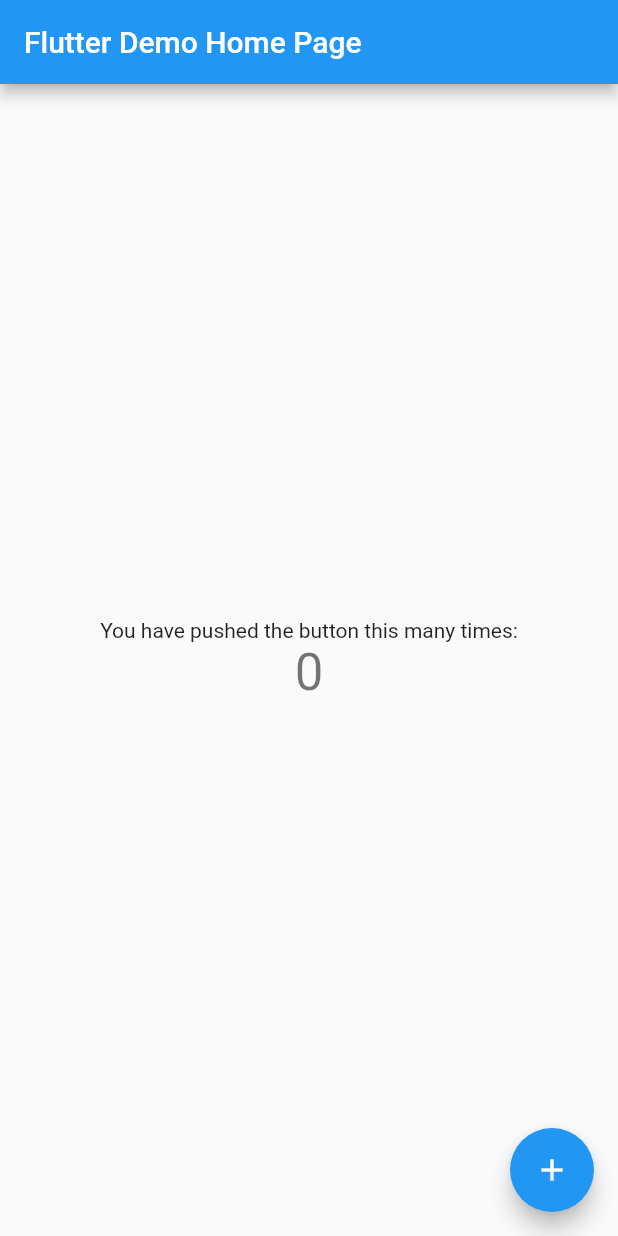
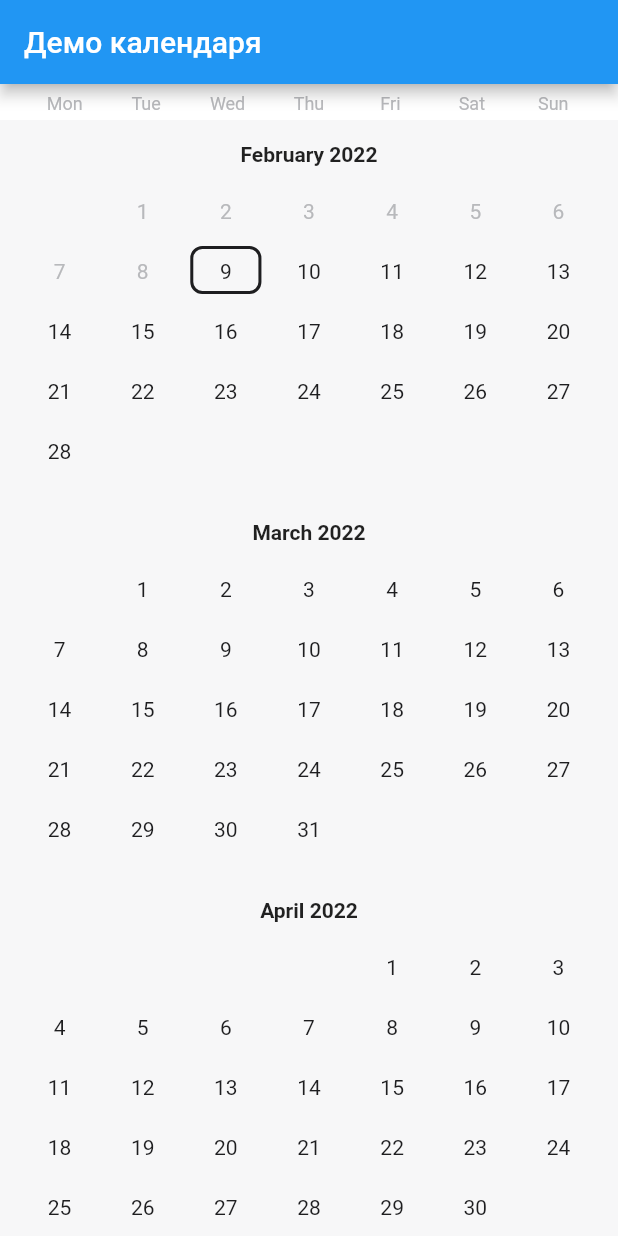
Before and after one commit to ViktoriaStarik/calendar-widget, a Flutter app: the screen it shows after launch, on a phone screen of 412 x 824 dp. Run offline on Flutter 3.47's test engine with Material 2 defaults, Android fonts, the phone set to English and light mode, and no system bars.

Commit message:
Add calendar widget

```diff
--- a/lib/main.dart
+++ b/lib/main.dart
@@ -1,3 +1,4 @@
+import 'package:calendarwidget/widgets/calendar/index.dart';
 import 'package:flutter/material.dart';
 
 void main() {
@@ -7,109 +8,37 @@ void main() {
 class MyApp extends StatelessWidget {
   const MyApp({Key? key}) : super(key: key);
 
-  // This widget is the root of your application.
   @override
   Widget build(BuildContext context) {
     return MaterialApp(
       title: 'Flutter Demo',
       theme: ThemeData(
-        // This is the theme of your application.
-        //
-        // Try running your application with "flutter run". You'll see the
-        // application has a blue toolbar. Then, without quitting the app, try
-        // changing the primarySwatch below to Colors.green and then invoke
-        // "hot reload" (press "r" in the console where you ran "flutter run",
-        // or simply save your changes to "hot reload" in a Flutter IDE).
-        // Notice that the counter didn't reset back to zero; the application
-        // is not restarted.
         primarySwatch: Colors.blue,
       ),
-      home: const MyHomePage(title: 'Flutter Demo Home Page'),
+      debugShowCheckedModeBanner: false,
+      home: const MyHomePage(),
     );
   }
 }
 
-class MyHomePage extends StatefulWidget {
-  const MyHomePage({Key? key, required this.title}) : super(key: key);
-
-  // This widget is the home page of your application. It is stateful, meaning
-  // that it has a State object (defined below) that contains fields that affect
-  // how it looks.
-
-  // This class is the configuration for the state. It holds the values (in this
-  // case the title) provided by the parent (in this case the App widget) and
-  // used by the build method of the State. Fields in a Widget subclass are
-  // always marked "final".
-
-  final String title;
-
-  @override
-  State<MyHomePage> createState() => _MyHomePageState();
-}
-
-class _MyHomePageState extends State<MyHomePage> {
-  int _counter = 0;
-
-  void _incrementCounter() {
-    setState(() {
-      // This call to setState tells the Flutter framework that something has
-      // changed in this State, which causes it to rerun the build method below
-      // so that the display can reflect the updated values. If we changed
-      // _counter without calling setState(), then the build method would not be
-      // called again, and so nothing would appear to happen.
-      _counter++;
-    });
-  }
+class MyHomePage extends StatelessWidget {
+  const MyHomePage({Key? key}) : super(key: key);
 
   @override
   Widget build(BuildContext context) {
-    // This method is rerun every time setState is called, for instance as done
-    // by the _incrementCounter method above.
-    //
-    // The Flutter framework has been optimized to make rerunning build methods
-    // fast, so that you can just rebuild anything that needs updating rather
-    // than having to individually change instances of widgets.
     return Scaffold(
       appBar: AppBar(
-        // Here we take the value from the MyHomePage object that was created by
-        // the App.build method, and use it to set our appbar title.
-        title: Text(widget.title),
+        title: Text('Демо календаря'),
       ),
-      body: Center(
-        // Center is a layout widget. It takes a single child and positions it
-        // in the middle of the parent.
-        child: Column(
-          // Column is also a layout widget. It takes a list of children and
-          // arranges them vertically. By default, it sizes itself to fit its
-          // children horizontally, and tries to be as tall as its parent.
-          //
-          // Invoke "debug painting" (press "p" in the console, choose the
-          // "Toggle Debug Paint" action from the Flutter Inspector in Android
-          // Studio, or the "Toggle Debug Paint" command in Visual Studio Code)
-          // to see the wireframe for each widget.
-          //
-          // Column has various properties to control how it sizes itself and
-          // how it positions its children. Here we use mainAxisAlignment to
-          // center the children vertically; the main axis here is the vertical
-          // axis because Columns are vertical (the cross axis would be
-          // horizontal).
-          mainAxisAlignment: MainAxisAlignment.center,
-          children: <Widget>[
-            const Text(
-              'You have pushed the button this many times:',
-            ),
-            Text(
-              '$_counter',
-              style: Theme.of(context).textTheme.headline4,
-            ),
-          ],
-        ),
+      body: Calendar(
+        onChange: (date) => print('Calendar date: $date'),
+        onChangePeriod: (date1, date2) =>
+            print('Calendar period: $date1 - $date2'),
+        initialDate: DateTime.now(),
+        mode: CalendarMode.period,
+        availableDates: [DateTime.parse('2022-02-22 22:00:00')],
+        unavailableDates: [DateTime.parse('2022-02-20 22:00:00')],
       ),
-      floatingActionButton: FloatingActionButton(
-        onPressed: _incrementCounter,
-        tooltip: 'Increment',
-        child: const Icon(Icons.add),
-      ), // This trailing comma makes auto-formatting nicer for build methods.
     );
   }
 }
--- /dev/null
+++ b/lib/widgets/calendar/colors.dart
@@ -0,0 +1,8 @@
+import 'package:flutter/material.dart';
+
+class WidgetColors {
+  static Color backgroundColor = const Color(0xFFF7F7F8);
+  static Color accentColor = const Color(0xFF1E1E20);
+  static Color disableColor = const Color(0xFFE7E8E9);
+  static Color disableTextColor = const Color(0xFFB8B9BC);
+}
--- /dev/null
+++ b/lib/widgets/calendar/index.dart
@@ -0,0 +1,101 @@
+import 'package:flutter/material.dart';
+import './widgets/header.dart';
+import './widgets/month.dart';
+import './colors.dart';
+
+enum CalendarMode { period, single }
+
+class Calendar extends StatefulWidget {
+  final DateTime initialDate;
+  final CalendarMode mode;
+  final List<DateTime> availableDates;
+  final List<DateTime> unavailableDates;
+  final Function(DateTime)? onChange;
+  final Function(DateTime, DateTime)? onChangePeriod;
+
+  const Calendar(
+      {Key? key,
+      required this.initialDate,
+      this.onChange,
+      this.onChangePeriod,
+      this.mode = CalendarMode.single,
+      this.availableDates = const [],
+      this.unavailableDates = const []})
+      : super(key: key);
+
+  @override
+  State<Calendar> createState() => _CalendarState();
+}
+
+class _CalendarState extends State<Calendar> {
+  static const _monthCount = 6;
+
+  DateTime? activeDateStart;
+  DateTime? activeDateEnd;
+
+  _onChange(DateTime date) {
+    DateTime? dateStart = date;
+    DateTime? dateEnd;
+
+    if (widget.mode == CalendarMode.period) {
+      if (activeDateStart == null) {
+        dateEnd = activeDateEnd;
+      } else if (activeDateEnd != null) {
+        dateEnd = null;
+      } else if (activeDateStart!.isAfter(date)) {
+        dateEnd = activeDateStart;
+      } else {
+        dateStart = activeDateStart;
+        dateEnd = date;
+      }
+    }
+
+    setState(() {
+      activeDateStart = dateStart;
+      activeDateEnd = dateEnd;
+    });
+    if (widget.mode == CalendarMode.period) {
+      if (dateStart != null && dateEnd != null) {
+        widget.onChangePeriod?.call(dateStart, dateEnd);
+      }
+    } else {
+      widget.onChange?.call(date);
+    }
+  }
+
+  Widget _getMonth(int index) {
+    DateTime date = DateTime(widget.initialDate.year,
+        widget.initialDate.month + index, widget.initialDate.day);
+
+    return Month(
+        mode: widget.mode,
+        availableDates: widget.availableDates,
+        unavailableDates: widget.unavailableDates,
+        activeDateStart: activeDateStart,
+        activeDateEnd: activeDateEnd,
+        onChange: _onChange,
+        date: date);
+  }
+
+  @override
+  Widget build(BuildContext context) {
+    return Column(
+      children: [
+        const Header(),
+        Expanded(
+          child: SingleChildScrollView(
+            child: Container(
+              color: WidgetColors.backgroundColor,
+              child: Column(
+                crossAxisAlignment: CrossAxisAlignment.stretch,
+                children: [
+                  ...List.generate(_monthCount, _getMonth),
+                ],
+              ),
+            ),
+          ),
+        ),
+      ],
+    );
+  }
+}
--- /dev/null
+++ b/lib/widgets/calendar/styles.dart
@@ -0,0 +1,28 @@
+import 'package:flutter/material.dart';
+import './colors.dart';
+
+class Styles {
+  static TextStyle dayOfWeekTextStyle =
+      const TextStyle(fontSize: 12, height: 1.33, color: Color(0xFFB8B9BC));
+}
+
+class MonthStyles {
+  static TextStyle textStyle =
+      const TextStyle(fontWeight: FontWeight.w600, fontSize: 14, height: 1.43);
+}
+
+class DayStyles {
+  static TextStyle getTextStyle(Color? color, bool isAvailable) => TextStyle(
+      color: color,
+      fontSize: 14,
+      height: 1.43,
+      fontWeight: isAvailable ? FontWeight.w600 : FontWeight.w400);
+
+  static BoxDecoration getContainerDecoration(Color? color, bool isToday) =>
+      BoxDecoration(
+          border: isToday
+              ? Border.all(color: WidgetColors.accentColor, width: 2)
+              : null,
+          borderRadius: BorderRadius.circular(8),
+          color: color);
+}
--- /dev/null
+++ b/lib/widgets/calendar/utils.dart
@@ -0,0 +1,20 @@
+import 'package:intl/intl.dart';
+
+class CalendarUtils {
+  static bool isTheSameDay(DateTime dateL, DateTime dateR) =>
+      dateL.year == dateR.year &&
+      dateL.month == dateR.month &&
+      dateL.day == dateR.day;
+
+  static String getFormattedMonth(DateTime date) =>
+      DateFormat('MMMM yyyy').format(date);
+
+  static String getFormattedDate(DateTime date) => DateFormat('d').format(date);
+
+  static int getDaysCount(DateTime date) =>
+      DateTime(date.year, date.month + 1, date.day).difference(date).inDays;
+
+  static bool isIncludedInPeriod(DateTime date,
+          {required DateTime start, required DateTime end}) =>
+      date.isAfter(start) && date.isBefore(end);
+}
--- /dev/null
+++ b/lib/widgets/calendar/widgets/day_cell.dart
@@ -0,0 +1,131 @@
+import 'package:flutter/material.dart';
+import '../colors.dart';
+import '../utils.dart';
+import '../styles.dart';
+
+enum DayType { active, available, unavailable, base }
+
+class DayCell extends StatelessWidget {
+  final DateTime date;
+  final bool isPeriod;
+  final bool isInPeriod;
+  final List<DateTime> availableDates;
+  final List<DateTime> unavailableDates;
+  final Function(DateTime) onChange;
+  final bool isActive;
+
+  DayCell(
+      {Key? key,
+      required this.date,
+      required this.onChange,
+      this.isPeriod = false,
+      this.isInPeriod = false,
+      this.isActive = false,
+      this.availableDates = const [],
+      this.unavailableDates = const []})
+      : super(key: key);
+
+  final Map<DayType, Color> _colorsBackground = {
+    DayType.active: WidgetColors.accentColor,
+    DayType.unavailable: WidgetColors.disableColor,
+    DayType.available: Colors.white,
+    DayType.base: Colors.transparent,
+  };
+
+  final Map<DayType, Color> _colorsText = {
+    DayType.active: Colors.white,
+    DayType.unavailable: WidgetColors.disableTextColor,
+    DayType.available: WidgetColors.accentColor,
+    DayType.base: WidgetColors.accentColor,
+  };
+
+  _checkIsAvailable() {
+    return availableDates
+        .any((element) => CalendarUtils.isTheSameDay(element, date));
+  }
+
+  _checkIsUnavailable() {
+    return unavailableDates
+        .any((element) => CalendarUtils.isTheSameDay(element, date));
+  }
+
+  _checkIsToday() {
+    return CalendarUtils.isTheSameDay(DateTime.now(), date);
+  }
+
+  _checkIsBefore() {
+    return date.isBefore(DateTime.now()) && !_checkIsToday();
+  }
+
+  _checkIsFirst() {
+    return date.weekday == 1 || date.day == 1;
+  }
+
+  _checkIsLast() {
+    return date.weekday == DateTime.daysPerWeek ||
+        date.day == CalendarUtils.getDaysCount(date);
+  }
+
+  @override
+  Widget build(BuildContext context) {
+    bool isAvailable = !isPeriod && _checkIsAvailable();
+    bool isUnavailable = !isPeriod && _checkIsUnavailable();
+
+    bool isToday = _checkIsToday();
+    bool isBefore = _checkIsBefore();
+
+    DayType type = DayType.base;
+
+    if (isAvailable) {
+      type = DayType.available;
+    }
+    if (isUnavailable) {
+      type = DayType.unavailable;
+    }
+    if (isActive) {
+      type = DayType.active;
+    }
+
+    bool isFirst = _checkIsFirst();
+    bool isLast = _checkIsLast();
+
+    return FractionallySizedBox(
+      widthFactor: 1 / DateTime.daysPerWeek,
+      child: Padding(
+        padding: const EdgeInsets.all(4.0),
+        child: Stack(
+          clipBehavior: Clip.none,
+          children: [
+            if (isInPeriod)
+              Positioned(
+                  top: 2,
+                  left: isFirst ? -4 : -8,
+                  right: isLast ? -4 : -8,
+                  bottom: 2,
+                  child: Container(
+                    decoration: BoxDecoration(
+                        color: WidgetColors.disableColor,
+                        borderRadius: BorderRadius.horizontal(
+                            left: Radius.circular(isFirst ? 8 : 0),
+                            right: Radius.circular(isLast ? 8 : 0))),
+                  )),
+            GestureDetector(
+              onTap: () => !isUnavailable ? onChange(date) : null,
+              child: Container(
+                  height: 32,
+                  decoration: DayStyles.getContainerDecoration(
+                      _colorsBackground[type], isToday),
+                  alignment: Alignment.center,
+                  child: Text(CalendarUtils.getFormattedDate(date),
+                      style: DayStyles.getTextStyle(
+                          isBefore
+                              ? WidgetColors.disableTextColor
+                              : _colorsText[type],
+                          isAvailable))),
+            ),
+          ],
+        ),
+      ),
+    );
+  }
+}
--- /dev/null
+++ b/lib/widgets/calendar/widgets/header.dart
@@ -0,0 +1,30 @@
+import 'package:flutter/material.dart';
+import 'package:intl/intl.dart';
+import '../styles.dart';
+
+class Header extends StatelessWidget {
+  const Header({Key? key}) : super(key: key);
+
+  @override
+  Widget build(BuildContext context) {
+    DateTime now = DateTime.now();
+    DateTime beginOfWeek = now.subtract(Duration(days: now.weekday - 1));
+    return Container(
+      padding: const EdgeInsets.symmetric(vertical: 4, horizontal: 16),
+      color: Colors.white,
+      child: Wrap(
+        children: List.generate(
+            DateTime.daysPerWeek,
+            (index) => FractionallySizedBox(
+                  widthFactor: 1 / DateTime.daysPerWeek,
+                  child: Center(
+                    child: Text(
+                        DateFormat('E')
+                            .format(beginOfWeek.add(Duration(days: index))),
+                        style: Styles.dayOfWeekTextStyle),
+                  ),
+                )),
+      ),
+    );
+  }
+}
--- /dev/null
+++ b/lib/widgets/calendar/widgets/month.dart
@@ -0,0 +1,83 @@
+import 'package:flutter/material.dart';
+import '../index.dart';
+import '../utils.dart';
+import './day_cell.dart';
+import '../styles.dart';
+
+class Month extends StatelessWidget {
+  final DateTime date;
+  final CalendarMode mode;
+  final List<DateTime> availableDates;
+  final List<DateTime> unavailableDates;
+  final Function(DateTime) onChange;
+  final DateTime? activeDateStart;
+  final DateTime? activeDateEnd;
+
+  const Month(
+      {Key? key,
+      required this.date,
+      required this.onChange,
+      required this.mode,
+      this.activeDateStart,
+      this.activeDateEnd,
+      this.availableDates = const [],
+      this.unavailableDates = const []})
+      : super(key: key);
+
+  Widget _getEmptyCell(int index) {
+    return const FractionallySizedBox(widthFactor: 1 / DateTime.daysPerWeek);
+  }
+
+  bool _checkIsActive(DateTime _date) {
+    return activeDateStart != null &&
+            CalendarUtils.isTheSameDay(_date, activeDateStart!) ||
+        activeDateEnd != null &&
+            CalendarUtils.isTheSameDay(_date, activeDateEnd!);
+  }
+
+  bool _checkInPeriod(DateTime _date) {
+    return activeDateStart != null &&
+        activeDateEnd != null &&
+        CalendarUtils.isIncludedInPeriod(_date,
+            start: activeDateStart!, end: activeDateEnd!);
+  }
+
+  Widget _getDayCell(int index) {
+    DateTime _date = DateTime(date.year, date.month, index + 1);
+
+    return DayCell(
+      onChange: onChange,
+      isPeriod: mode == CalendarMode.period,
+      isActive: _checkIsActive(_date),
+      isInPeriod: _checkInPeriod(_date),
+      date: _date,
+      availableDates: availableDates,
+      unavailableDates: unavailableDates,
+    );
+  }
+
+  @override
+  Widget build(BuildContext context) {
+    DateTime _dateBegin = DateTime(date.year, date.month, 1);
+
+    return Padding(
+      padding: const EdgeInsets.all(12),
+      child: Column(
+        children: [
+          Center(
+              child: Text(CalendarUtils.getFormattedMonth(date),
+                  style: MonthStyles.textStyle)),
+          const SizedBox(height: 8),
+          Stack(
+            children: [
+              Wrap(children: [
+                ...List.generate(_dateBegin.weekday - 1, _getEmptyCell),
+                ...List.generate(CalendarUtils.getDaysCount(date), _getDayCell)
+              ]),
+            ],
+          ),
+        ],
+      ),
+    );
+  }
+}
--- a/pubspec.yaml
+++ b/pubspec.yaml
@@ -34,6 +34,7 @@ dependencies:
   # The following adds the Cupertino Icons font to your application.
   # Use with the CupertinoIcons class for iOS style icons.
   cupertino_icons: ^1.0.2
+  intl: ^0.17.0
 
 dev_dependencies:
   flutter_test:
```
Also changed, not shown: pubspec.lock.
